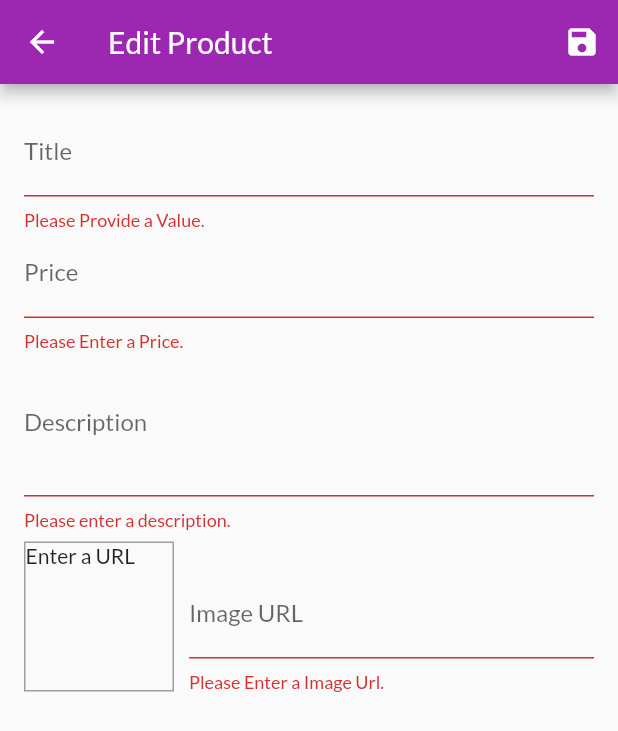
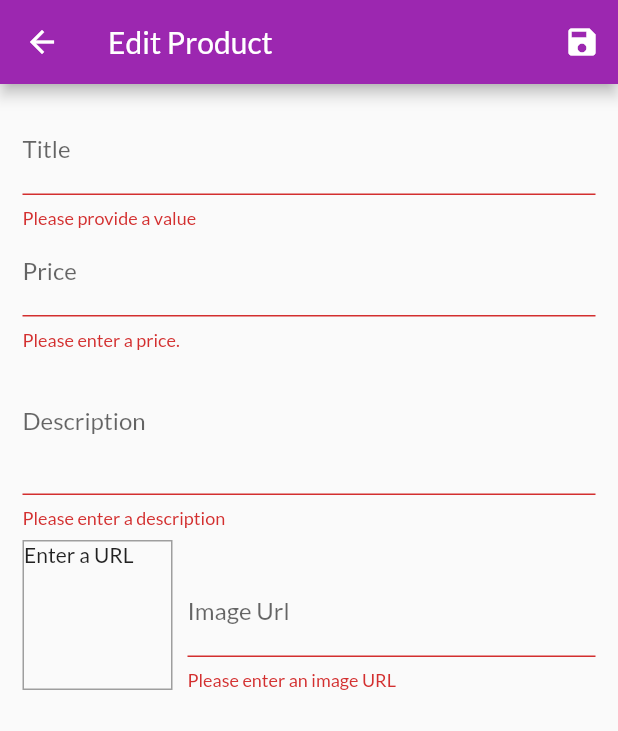
Before and after one commit to vicky0726/shop, a Flutter app: the EditProductScreen screen opened by its route, after a tap on the "save" icon, on a phone screen of 412 x 824 dp. Shown: the top 731 px of the screen. Run offline on Flutter 3.47's test engine with Material 2 defaults, Android fonts, the phone set to English and light mode, and no system bars; network calls fail.

Commit message:
product update on firebase

```diff
--- a/lib/Screens/edit_product_screen.dart
+++ b/lib/Screens/edit_product_screen.dart
@@ -1,7 +1,11 @@
 import 'package:flutter/material.dart';
+import 'package:provider/provider.dart';
 import 'package:shop_app/providers/product.dart';
+import 'package:shop_app/providers/products.dart';
 
 class EditProductScreen extends StatefulWidget {
+  const EditProductScreen({Key? key}) : super(key: key);
+
   static const routeName = '/edit-product';
 
   @override
@@ -14,13 +18,47 @@ class _EditProductScreenState extends State<EditProductScreen> {
   final _imageUrlController = TextEditingController();
   final _imageUrlFocusNode = FocusNode();
   final _form = GlobalKey<FormState>();
-  var _editedProduct =
-      Product(id: '', title: '', description: '', price: 0, imageUrl: '');
+  var _editedProduct = Product(
+    id: '',
+    title: '',
+    price: 0,
+    description: '',
+    imageUrl: '',
+  );
+  var _inItValues = {
+    'title': '',
+    'description': '',
+    'price': '',
+    'imageUrl': '',
+  };
+  var _isInit = true;
+  var _isLoading = false;
 
   @override
   void initState() {
+    super.initState();
     _imageUrlFocusNode.addListener(_updateImageUrl);
-    super.initState();
+  }
+
+  @override
+  void didChangeDependencies() {
+    if (_isInit) {
+      final productId = ModalRoute.of(context)!.settings.arguments;
+      if (productId != null) {
+        _editedProduct =
+            Provider.of<Products>(context).findById(productId as String);
+        _inItValues = {
+          'title': _editedProduct.title,
+          'description': _editedProduct.description,
+          'price': _editedProduct.price.toString(),
+          //'imageUrl': _editedProduct.imageUrl,
+          'imageUrl': '',
+        };
+        _imageUrlController.text = _editedProduct.imageUrl;
+      }
+    }
+    _isInit = false;
+    super.didChangeDependencies();
   }
 
   @override
@@ -35,98 +73,145 @@ class _EditProductScreenState extends State<EditProductScreen> {
 
   void _updateImageUrl() {
     if (!_imageUrlFocusNode.hasFocus) {
-      if ((!_imageUrlController.text.startsWith('http') &&
-              !_imageUrlController.text.startsWith('Https')) ||
-          (!_imageUrlController.text.endsWith('.png') &&
-              !_imageUrlController.text.endsWith('jpg') &&
-              !_imageUrlController.text.endsWith('.jpeg'))) {
-        return;
-      }
       setState(() {});
     }
   }
 
-  void _saveForm() {
-    final isValid = _form.currentState!.validate();
-    if (!isValid) {
+  Future<void> _saveForm() async {
+    final isValid = _form.currentState?.validate();
+    if (!isValid!) {
       return;
     }
-    _form.currentState!.save();
-    print(_editedProduct.title);
-    print(_editedProduct.description);
-    print(_editedProduct.price);
-    print(_editedProduct.imageUrl);
+    _form.currentState?.save();
+    setState(() {
+      _isLoading = true;
+    });
+    if (_editedProduct.id != '') {
+      Provider.of<Products>(context, listen: false)
+          .updateProduct(_editedProduct.id, _editedProduct);
+      setState(() {
+        _isLoading = false;
+      });
+      Navigator.of(context).pop();
+    } else {
+      try {
+        Provider.of<Products>(context, listen: false)
+            .addProduct(_editedProduct);
+      } catch (error) {
+        await showDialog(
+          context: context,
+          builder: (context) =>
+              AlertDialog(
+                title: Text('An error occured!'),
+                content: Text('Something went wrong!'),
+                actions: [
+                  TextButton(
+                    child: Text('Okay'),
+                    onPressed: () {
+                      Navigator.of(context).pop();
+                    },
+                  ),
+                ],
+              ),
+        );
+      } finally {
+        //  finally {
+        //   setState(() {
+        //     _isLoading = false;
+        //   });
+        //   Navigator.of(context).pop();
+        // }
+
+        setState(() {
+          _isLoading = false;
+        });
+        Navigator.of(context).pop();
+      }// Navigator.of(context).pop();
     }
-
+  }
   @override
   Widget build(BuildContext context) {
     return Scaffold(
       appBar: AppBar(
         title: Text('Edit Product'),
-        actions: <Widget>[
+        actions: [
           IconButton(
+            icon: Icon(Icons.save),
             onPressed: _saveForm,
-            icon: Icon(Icons.save),
           ),
         ],
       ),
-      body: Padding(
-        padding: const EdgeInsets.all(16.0),
+      body: _isLoading
+          ? Center(
+        child: CircularProgressIndicator(),
+      )
+          : Padding(
+        padding: const EdgeInsets.all(15.0),
         child: Form(
           key: _form,
           child: ListView(
-            children: <Widget>[
+            children: [
               TextFormField(
-                decoration: InputDecoration(labelText: 'Title'),
+                initialValue: _inItValues['title'],
+                decoration: InputDecoration(
+                  labelText: 'Title',
+                ),
                 textInputAction: TextInputAction.next,
                 onFieldSubmitted: (_) {
                   FocusScope.of(context).requestFocus(_priceFocusNode);
                 },
                 validator: (value) {
                   if (value!.isEmpty) {
-                    return 'Please Provide a Value.';
+                    return 'Please provide a value';
                   }
                   return null;
                 },
                 onSaved: (value) {
                   _editedProduct = Product(
-                      id: "",
-                      title: value as String,
+                    title: value!,
+                    price: _editedProduct.price,
                     description: _editedProduct.description,
-                      price: _editedProduct.price,
-                      imageUrl: _editedProduct.imageUrl);
+                    imageUrl: _editedProduct.imageUrl,
+                    id: _editedProduct.id,
+                    isFavorite: _editedProduct.isFavorite,
+                  );
                 },
               ),
               TextFormField(
+                initialValue: _inItValues['price'],
                 decoration: InputDecoration(labelText: 'Price'),
                 textInputAction: TextInputAction.next,
                 keyboardType: TextInputType.number,
                 focusNode: _priceFocusNode,
                 onFieldSubmitted: (_) {
-                  FocusScope.of(context).requestFocus(_descriptionFocusNode);
+                  FocusScope.of(context)
+                      .requestFocus(_descriptionFocusNode);
                 },
                 validator: (value) {
                   if (value!.isEmpty) {
-                    return 'Please Enter a Price.';
+                    return 'Please enter a price.';
                   }
                   if (double.tryParse(value) == null) {
-                    return 'Please Enter a valid Number.';
+                    return 'Please enter a valid number.';
                   }
                   if (double.parse(value) <= 0) {
-                    return 'Please Enter a number greator Than zero,';
+                    return 'Please enter a number greater than zero';
                   }
                   return null;
                 },
                 onSaved: (value) {
                   _editedProduct = Product(
-                      id: null as String,
                     title: _editedProduct.title,
+                    price: double.parse(value!),
                     description: _editedProduct.description,
-                      price: double.parse(value as String),
-                      imageUrl: _editedProduct.imageUrl);
+                    imageUrl: _editedProduct.imageUrl,
+                    id: _editedProduct.id,
+                    isFavorite: _editedProduct.isFavorite,
+                  );
                 },
               ),
               TextFormField(
+                initialValue: _inItValues['description'],
                 decoration: InputDecoration(labelText: 'Description'),
                 maxLines: 3,
                 textInputAction: TextInputAction.next,
@@ -134,37 +219,33 @@ class _EditProductScreenState extends State<EditProductScreen> {
                 focusNode: _descriptionFocusNode,
                 validator: (value) {
                   if (value!.isEmpty) {
-                    return 'Please enter a description.';
+                    return 'Please enter a description';
                   }
-                  if (value.length <= 10) {
-                    return 'Should be at least 10 characters long.';
+                  if (value.length < 10) {
+                    return 'Should be at least 10 characters long';
                   }
                   return null;
                 },
                 onSaved: (value) {
                   _editedProduct = Product(
-                      id: null as String,
                     title: _editedProduct.title,
-                      description: value as String,
                     price: _editedProduct.price,
-                      imageUrl: _editedProduct.imageUrl);
+                    description: value!,
+                    imageUrl: _editedProduct.imageUrl,
+                    id: _editedProduct.id,
+                    isFavorite: _editedProduct.isFavorite,
+                  );
                 },
               ),
               Row(
                 crossAxisAlignment: CrossAxisAlignment.end,
-                children: <Widget>[
+                children: [
                   Container(
                     width: 100,
                     height: 100,
-                    margin: EdgeInsets.only(
-                      top: 8,
-                      right: 10,
-                    ),
+                    margin: EdgeInsets.only(top: 8, right: 10),
                     decoration: BoxDecoration(
-                      border: Border.all(
-                        width: 1,
-                        color: Colors.grey,
-                      ),
+                      border: Border.all(width: 1, color: Colors.grey),
                     ),
                     child: _imageUrlController.text.isEmpty
                         ? Text('Enter a URL')
@@ -177,41 +258,41 @@ class _EditProductScreenState extends State<EditProductScreen> {
                   ),
                   Expanded(
                     child: TextFormField(
-                      decoration: InputDecoration(labelText: 'Image URL'),
+                      decoration: InputDecoration(labelText: 'Image Url'),
                       keyboardType: TextInputType.url,
                       textInputAction: TextInputAction.done,
                       controller: _imageUrlController,
-                      focusNode: _imageUrlFocusNode,
+                      //focusNode: _imageUrlFocusNode,
+                      onEditingComplete: () {
+                        setState(() {});
+                      },
                       onFieldSubmitted: (_) {
                         _saveForm();
                       },
                       validator: (value) {
                         if (value!.isEmpty) {
-                          return 'Please Enter a Image Url.';
+                          return 'Please enter an image URL';
                         }
                         if (!value.startsWith('http') &&
-                            !value.startsWith('Https')) {
-                          return 'Please Enter a valid Url';
-                        }
-                        if (!value.endsWith('.png') &&
-                            !value.endsWith('jpg') &&
-                            !value.endsWith('.jpeg')) {
-                          return 'please Enter a valid image Url';
+                            !value.startsWith('https')) {
+                          return 'Please enter a valid url';
                         }
                         return null;
                       },
                       onSaved: (value) {
                         _editedProduct = Product(
-                            id: null as String,
                           title: _editedProduct.title,
+                          price: _editedProduct.price,
                           description: _editedProduct.description,
-                            price: double.parse(value as String),
-                            imageUrl: value);
+                          imageUrl: value!,
+                          id: _editedProduct.id,
+                          isFavorite: _editedProduct.isFavorite,
+                        );
                       },
                     ),
                   ),
                 ],
-              )
+              ),
             ],
           ),
         ),
--- a/lib/Screens/user_products_screen.dart
+++ b/lib/Screens/user_products_screen.dart
@@ -31,7 +31,9 @@ class UserProductScreen extends StatelessWidget {
           itemBuilder: (_, i) => Column(
             children: [
               UserProductItem(
-                  productsData.items[i].title, productsData.items[i].imageUrl),
+                  productsData.items[i].id,
+                  productsData.items[i].title,
+                  productsData.items[i].imageUrl),
               Divider(),
             ],
           ),
--- a/pubspec.yaml
+++ b/pubspec.yaml
@@ -36,6 +36,9 @@ dependencies:
   cupertino_icons: ^1.0.2
   provider: ^6.0.4
   intl: ^0.17.0
+  http: ^0.13.5
+
+
 
 dev_dependencies:
   flutter_test:
```
Also changed, not shown: lib/Widgets/user_product_item.dart (+12 -3 lines), lib/providers/products.dart (+37 -7 lines), pubspec.lock. Lines whose indentation alone changed are shown as unchanged.
